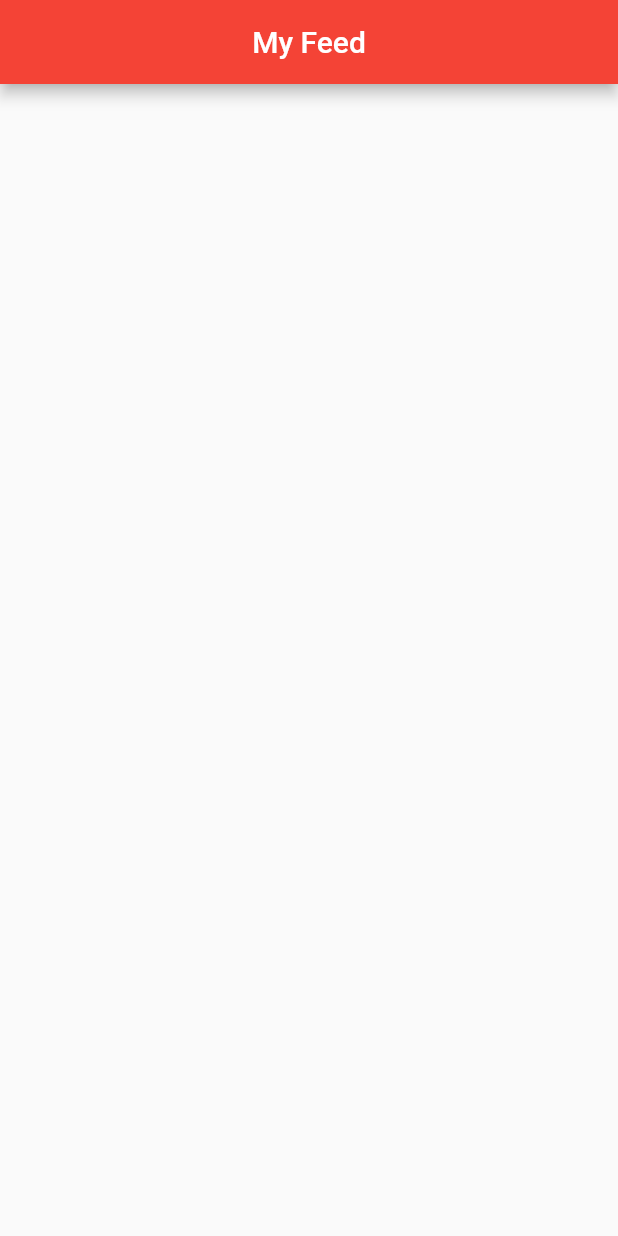
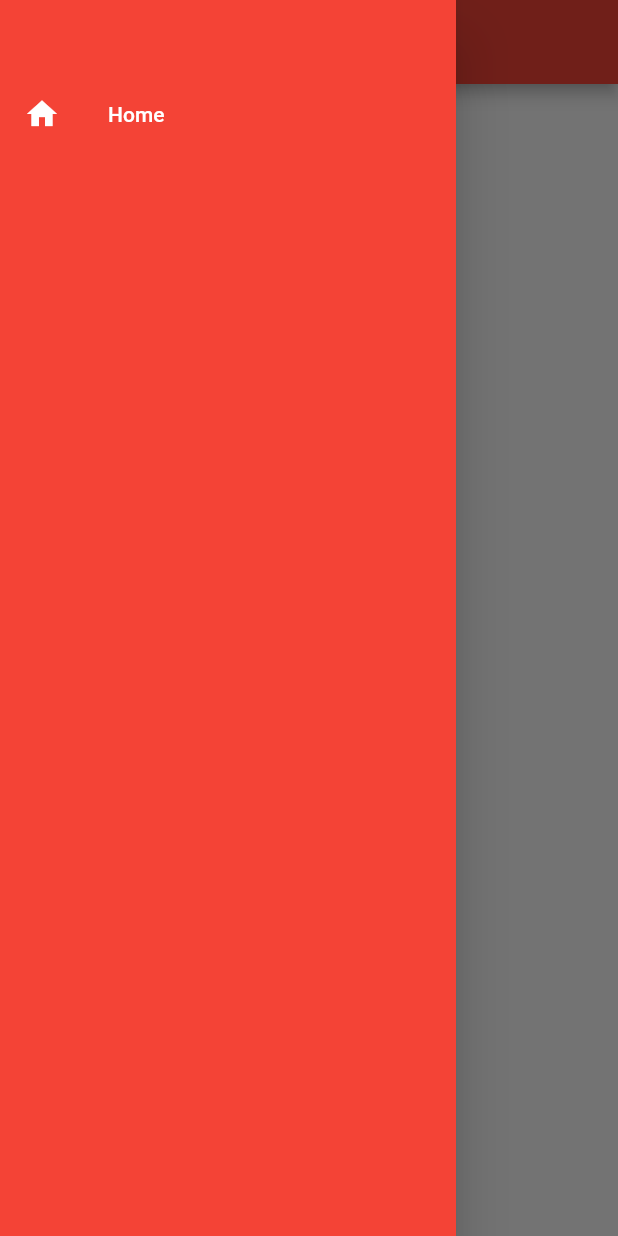
Before and after one commit to abrahamodianjo/OfflineBlogApp, a Flutter app: the screen it shows after launch, with the side drawer open (before the commit the screen has no drawer), on a phone screen of 412 x 824 dp. Run offline on Flutter 3.47's test engine with Material 2 defaults, Android fonts, the phone set to English and light mode, and no system bars; our stand-ins replace animated_splash_screen, page_transition.

Commit message:
create the drawer file, set up the navigation widget class with the menu bar and then called it on the home.dart file

```diff
--- a/lib/drawer.dart
+++ b/lib/drawer.dart
@@ -0,0 +1,34 @@
+import  'package:flutter/material.dart';
+import 'home.dart';
+
+class NavigationDrawerWidget extends StatelessWidget {
+  const NavigationDrawerWidget({Key? key}) : super(key: key);
+
+  @override
+  Widget build(BuildContext context){
+    return Drawer(
+      child: Material(
+        color: Colors.red,
+        child: ListView(
+        children: <Widget>[
+          const SizedBox(
+            height:48,
+          ),
+          buildMenuItem(text: 'Home', icon: Icons.home),
+        ],
+        ),
+      ),
+    );
+  }
+}
+
+Widget buildMenuItem({
+  required String text,
+  required IconData icon,
+}) {
+  final color = Colors.white;
+  return ListTile(
+    leading: Icon(icon, color: color,),
+    title: Text(text, style: TextStyle(color:color), ),
+  );
+}
--- a/lib/home.dart
+++ b/lib/home.dart
@@ -1,4 +1,5 @@
 import 'package:flutter/material.dart';
+import 'package:offlineblogapp/drawer.dart';
 
 class MyHomePage extends StatefulWidget {
   const MyHomePage({Key? key, required this.title}) : super(key: key);
@@ -14,6 +15,7 @@ class _MyHomePageState extends State<MyHomePage> {
   Widget build(BuildContext context) {
 
     return Scaffold(
+      drawer: NavigationDrawerWidget(),
       appBar: AppBar(
         centerTitle: true,
         backgroundColor: Colors.red,
--- a/lib/main.dart
+++ b/lib/main.dart
@@ -1,7 +1,8 @@
+import 'package:flutter/material.dart';
+import 'home.dart';
 import 'package:animated_splash_screen/animated_splash_screen.dart';
-import 'package:flutter/material.dart';
 import 'package:page_transition/page_transition.dart';
-import 'home.dart';
+
 
 void main() {
   runApp(const MyApp());
```
